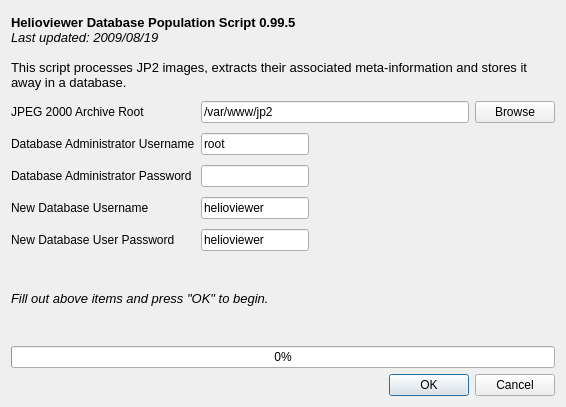
First picture: the form in install/org/helioviewer/InstallDialog.ui, repository Helioviewer-Project/helioviewer.org, before the edit.
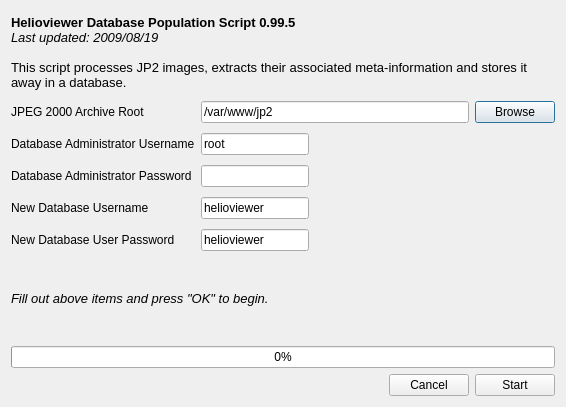
Second picture: the form after the edit. Icons and pictures are not drawn.

Commit message: nightly build 2009/08/19

Patch:
```diff
--- a/install/org/helioviewer/InstallDialog.ui
+++ b/install/org/helioviewer/InstallDialog.ui
@@ -235,14 +235,28 @@
     </widget>
    </item>
    <item>
+    <layout class="QHBoxLayout" name="horizontalLayout_2">
+     <item>
     <widget class="QDialogButtonBox" name="buttonBox">
      <property name="orientation">
       <enum>Qt::Horizontal</enum>
      </property>
      <property name="standardButtons">
-      <set>QDialogButtonBox::Cancel|QDialogButtonBox::Ok</set>
-     </property>
-    </widget>
+        <set>QDialogButtonBox::Cancel</set>
+       </property>
+      </widget>
+     </item>
+     <item>
+      <widget class="QPushButton" name="startBtn">
+       <property name="text">
+        <string>Start</string>
+       </property>
+       <property name="flat">
+        <bool>false</bool>
+       </property>
+      </widget>
+     </item>
+    </layout>
    </item>
   </layout>
  </widget>
```
Lines whose indentation alone changed are shown as unchanged. The commit also changes 2 other files.
